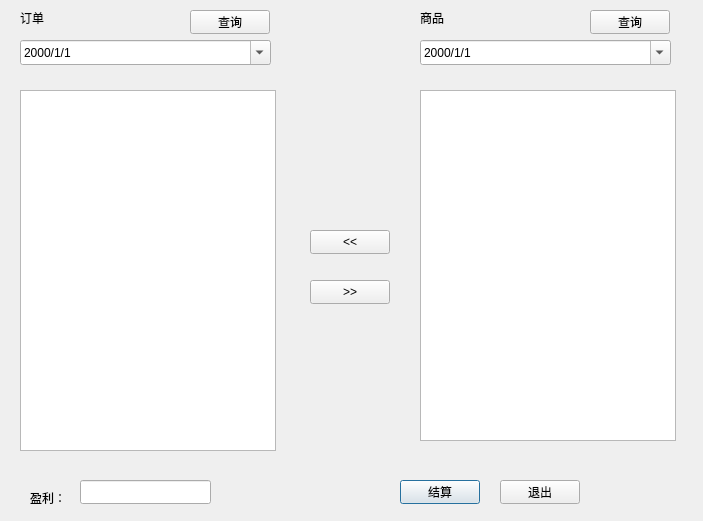
Before: the Qt Designer form settledialog.ui in cryring/myorder, drawn with Qt 5.
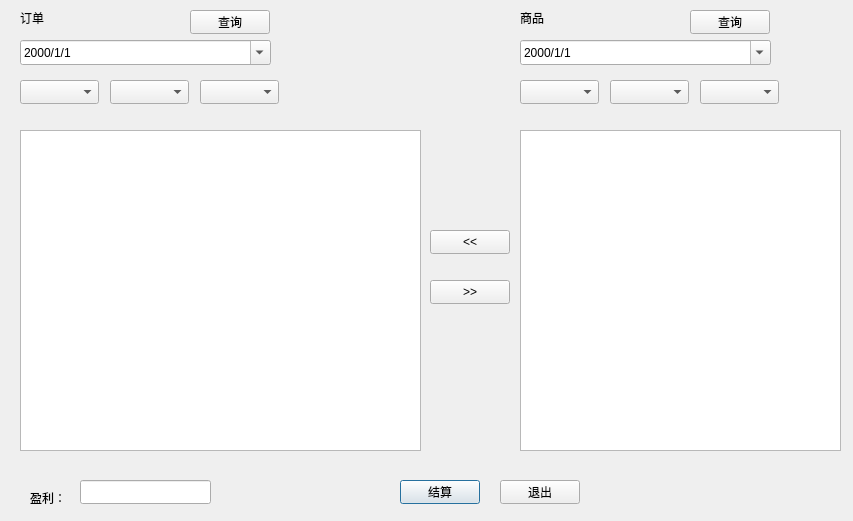
After: the same form once the commit is applied.

```diff
--- a/settledialog.ui
+++ b/settledialog.ui
@@ -6,7 +6,7 @@
    <rect>
     <x>0</x>
     <y>0</y>
-    <width>703</width>
+    <width>853</width>
     <height>521</height>
    </rect>
   </property>
@@ -17,19 +17,19 @@
    <property name="geometry">
     <rect>
      <x>20</x>
-     <y>90</y>
-     <width>256</width>
-     <height>361</height>
+     <y>130</y>
+     <width>401</width>
+     <height>321</height>
     </rect>
    </property>
   </widget>
   <widget class="QTableView" name="goodsView">
    <property name="geometry">
     <rect>
-     <x>420</x>
-     <y>90</y>
-     <width>256</width>
-     <height>351</height>
+     <x>520</x>
+     <y>130</y>
+     <width>321</width>
+     <height>321</height>
     </rect>
    </property>
   </widget>
@@ -49,7 +49,7 @@
   <widget class="QLabel" name="label_2">
    <property name="geometry">
     <rect>
-     <x>420</x>
+     <x>520</x>
      <y>10</y>
      <width>59</width>
      <height>16</height>
@@ -111,7 +111,7 @@
   <widget class="QPushButton" name="detachButton">
    <property name="geometry">
     <rect>
-     <x>310</x>
+     <x>430</x>
      <y>280</y>
      <width>80</width>
      <height>24</height>
@@ -124,7 +124,7 @@
   <widget class="QPushButton" name="attachButton">
    <property name="geometry">
     <rect>
-     <x>310</x>
+     <x>430</x>
      <y>230</y>
      <width>80</width>
      <height>24</height>
@@ -175,7 +175,7 @@
   <widget class="QDateEdit" name="goodsDateEdit">
    <property name="geometry">
     <rect>
-     <x>420</x>
+     <x>520</x>
      <y>40</y>
      <width>251</width>
      <height>25</height>
@@ -226,7 +226,7 @@
   <widget class="QPushButton" name="goodsSearchButton">
    <property name="geometry">
     <rect>
-     <x>590</x>
+     <x>690</x>
      <y>10</y>
      <width>80</width>
      <height>24</height>
@@ -236,6 +236,66 @@
     <string>查询</string>
    </property>
   </widget>
+  <widget class="QComboBox" name="orderYearBox">
+   <property name="geometry">
+    <rect>
+     <x>20</x>
+     <y>80</y>
+     <width>79</width>
+     <height>24</height>
+    </rect>
+   </property>
+  </widget>
+  <widget class="QComboBox" name="orderMonthBox">
+   <property name="geometry">
+    <rect>
+     <x>110</x>
+     <y>80</y>
+     <width>79</width>
+     <height>24</height>
+    </rect>
+   </property>
+  </widget>
+  <widget class="QComboBox" name="orderDayBox">
+   <property name="geometry">
+    <rect>
+     <x>200</x>
+     <y>80</y>
+     <width>79</width>
+     <height>24</height>
+    </rect>
+   </property>
+  </widget>
+  <widget class="QComboBox" name="goodsDayBox">
+   <property name="geometry">
+    <rect>
+     <x>700</x>
+     <y>80</y>
+     <width>79</width>
+     <height>24</height>
+    </rect>
+   </property>
+  </widget>
+  <widget class="QComboBox" name="goodsMonthBox">
+   <property name="geometry">
+    <rect>
+     <x>610</x>
+     <y>80</y>
+     <width>79</width>
+     <height>24</height>
+    </rect>
+   </property>
+  </widget>
+  <widget class="QComboBox" name="goodsYearBox">
+   <property name="geometry">
+    <rect>
+     <x>520</x>
+     <y>80</y>
+     <width>79</width>
+     <height>24</height>
+    </rect>
+   </property>
+  </widget>
  </widget>
  <resources/>
  <connections/>
```
